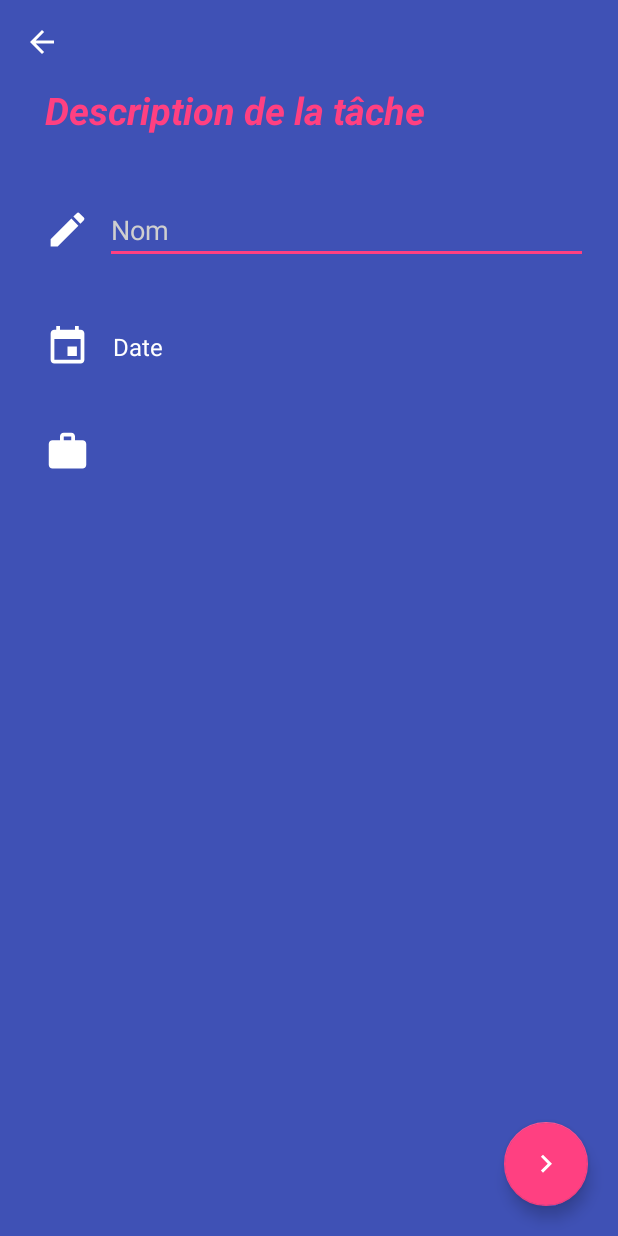
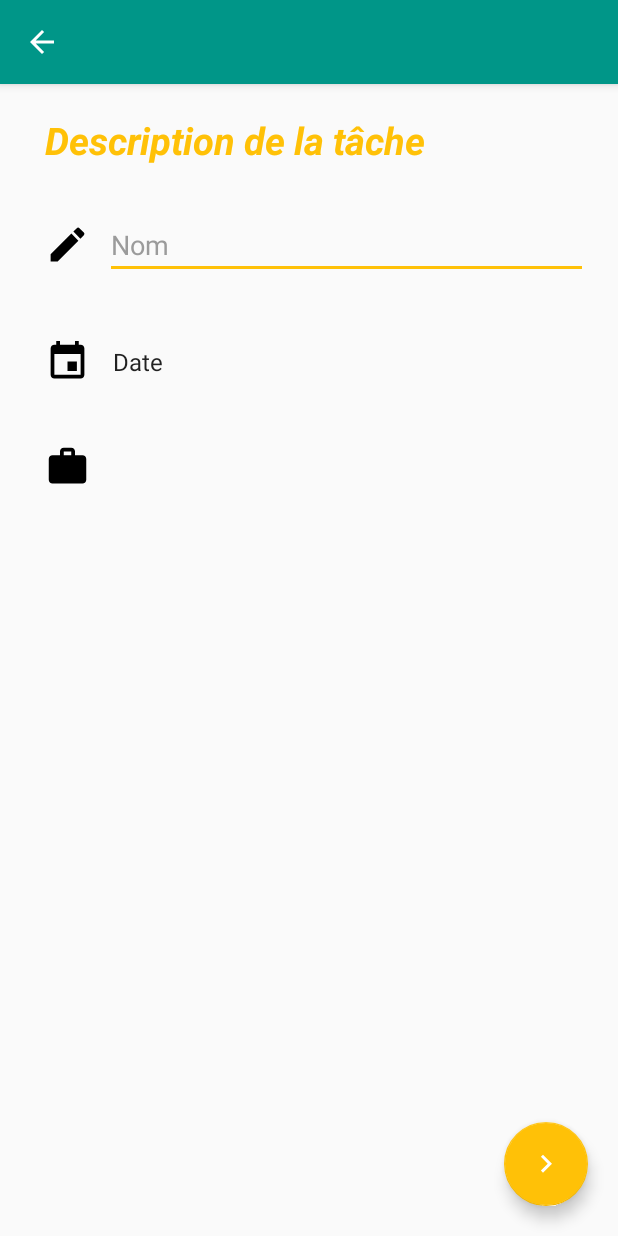
Before and after one commit to swimaf/EmpliTude, an Android app: the EmploiAjouterTache screen opened directly, with no data from a screen before it, on a phone screen of 412 x 824 dp. Run offline under Robolectric (Android 15) with nearby library versions, the phone set to English and light mode, and no system bars; 1 statement that could not run was skipped.

Commit message:
Modification mineur

```diff
--- a/app/src/main/java/com/example/martinet/Emplitude/Emploi/EmploiAjouterTache.java
+++ b/app/src/main/java/com/example/martinet/Emplitude/Emploi/EmploiAjouterTache.java
@@ -38,7 +38,6 @@ public class EmploiAjouterTache extends AppCompatActivity {
     private FloatingActionButton suivant;
     private EditText nom;
     private Tache t;
-    private int position;
     private Date date;
     private String matiere;
     private TextView tmatiere;
@@ -49,13 +48,9 @@ public class EmploiAjouterTache extends AppCompatActivity {
         super.onCreate(savedInstanceState);
         Intent intent = getIntent();
         this.getSupportActionBar().setDisplayHomeAsUpEnabled(true);
-        getSupportActionBar().setElevation(0);
         try{
             t = (Tache) intent.getSerializableExtra("Tache");
-            position = (int) intent.getSerializableExtra("position");
-
         }catch (Exception e){
-            position = 0;
         }
 
         try{
@@ -81,9 +76,6 @@ public class EmploiAjouterTache extends AppCompatActivity {
                 if (nom.getText().toString().equals("")) {
                     Toast.makeText(getApplicationContext(), "Vous n'avez pas renseigné le champ !", Toast.LENGTH_SHORT).show();
                 } else {
-                    if (t != null) {
-                        Todo.mesTaches.remove(position);
-                    }
                     Tache tache = new Tache(nom.getText().toString(), matiere, date);
                     Todo.mesTaches.add(tache);
                     setResult(Activity.RESULT_OK);
--- a/app/src/main/java/com/example/martinet/Emplitude/Widget/Widget.java
+++ b/app/src/main/java/com/example/martinet/Emplitude/Widget/Widget.java
@@ -62,6 +62,7 @@ public class Widget extends AppWidgetProvider {
             Bundle objetbunble = new Bundle();
             intent = new Intent(context, Information.class);
             objetbunble.putSerializable("emploi_cour", this.cours);
+            objetbunble.putBoolean("FIRST", true);
             intent.putExtras(objetbunble);
         }else{
             intent = new Intent(context, Accueil.class);
--- a/app/src/main/res/layout/emploi_ajouter_tache.xml
+++ b/app/src/main/res/layout/emploi_ajouter_tache.xml
@@ -19,8 +19,7 @@
     <LinearLayout
         android:orientation="vertical"
         android:layout_width="match_parent"
-        android:layout_height="match_parent"
-        android:background="@color/colorPrimary">
+        android:layout_height="match_parent">
 
         <TextView
             android:layout_width="match_parent"
@@ -34,7 +33,9 @@
             android:layout_alignParentTop="true"
             android:textStyle="bold|italic"
             android:paddingLeft="30dp"
-            android:paddingBottom="20dp" />
+            android:paddingTop="20dp"
+            android:paddingRight="20dp"
+            android:paddingBottom="10dp" />
 
         <LinearLayout
             android:orientation="horizontal"
@@ -48,7 +49,6 @@
                 android:id="@+id/imageView4"
                 android:src="@drawable/ic_edit"
                 android:tintMode="src_in"
-                android:tint="#ffffff"
                 android:layout_gravity="center_vertical" />
 
             <EditText
@@ -63,8 +63,7 @@
                 android:layout_alignParentEnd="true"
                 android:hint="Nom"
                 android:ems="2"
-                android:textColor="#ffffff"
-                android:textColorHint="#cfcfcf" />
+                android:textColorHint="#9b9b9b" />
 
         </LinearLayout>
 
@@ -79,8 +78,6 @@
                 android:layout_height="30dp"
                 android:id="@+id/imageView5"
                 android:src="@drawable/ic_event"
-                android:tintMode="src_in"
-                android:tint="#ffffff"
                 android:layout_marginRight="5dp" />
 
             <TextView
@@ -89,7 +86,6 @@
                 android:textAppearance="?android:attr/textAppearanceLarge"
                 android:text="Date"
                 android:id="@+id/tdate"
-                android:textColor="#ffffff"
                 android:textSize="16dp"
                 android:layout_gravity="center_vertical" />
 
@@ -107,8 +103,6 @@
                 android:layout_height="30dp"
                 android:id="@+id/imageView6"
                 android:src="@drawable/ic_work"
-                android:tintMode="src_in"
-                android:tint="#ffffff"
                 android:layout_marginRight="5dp" />
 
             <TextView
@@ -117,7 +111,6 @@
                 android:textAppearance="?android:attr/textAppearanceLarge"
                 android:text="Matiere"
                 android:id="@+id/tmatiere"
-                android:textColor="#ffffff"
                 android:textSize="16dp"
                 android:layout_gravity="center_vertical" />
         </LinearLayout>
--- a/app/src/main/res/values/colors.xml
+++ b/app/src/main/res/values/colors.xml
@@ -1,11 +1,11 @@
 <?xml version="1.0" encoding="utf-8"?>
 <resources>
-    <color name="colorPrimary">#3F51B5</color>
+    <color name="colorPrimary">#009688</color>
     <color name="white">#FFFFFF</color>
     <color name="black">#000000</color>
     <color name="grisDesactiv">#CECECE</color>
-    <color name="colorPrimaryDark">#303F9F</color>
-    <color name="colorAccent">#FF4081</color>
+    <color name="colorPrimaryDark">#009688</color>
+    <color name="colorAccent">#FFC107</color>
     <color name="windowBackground">#fafafa</color>
     <color name="tacheGris">#1a000000</color>
     <array name="spinner">
```
Also changed, not shown: app/src/main/java/com/example/martinet/Emplitude/Emploi/Information.java (+23 -2 lines), app/src/main/java/com/example/martinet/Emplitude/Emploi/JourEmploi.java (+10 -1 lines).
